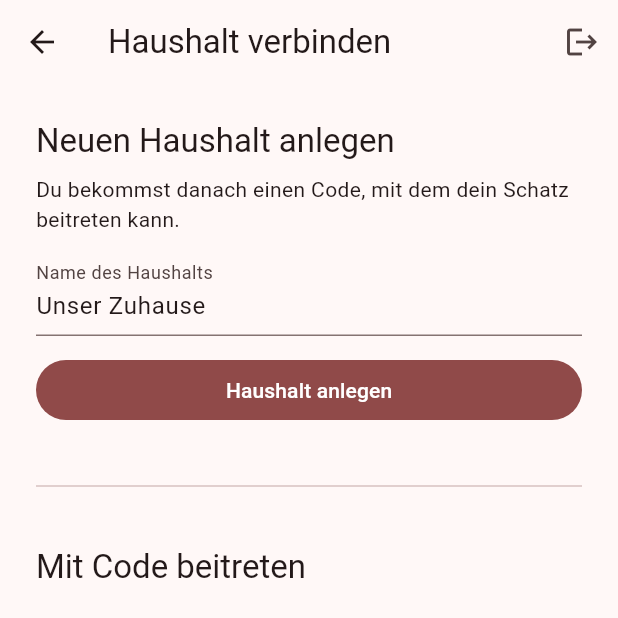
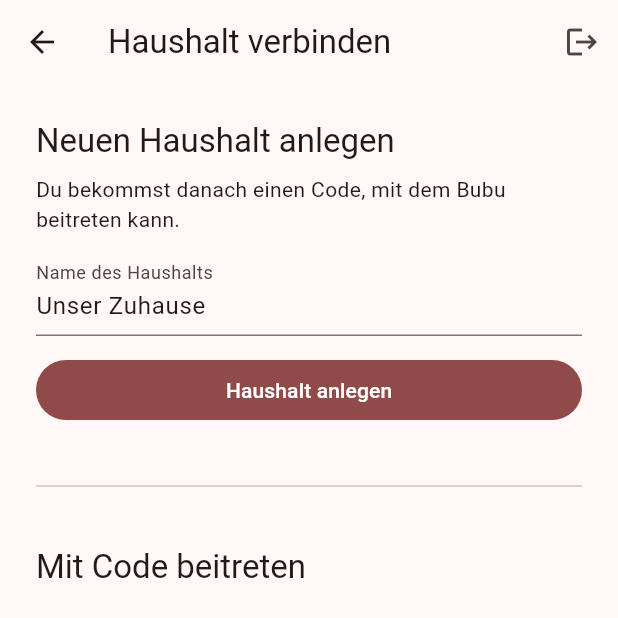
Before and after one commit to TEE800/bubududu, a Flutter app: the HouseholdSetupScreen screen opened directly, on a phone screen of 412 x 824 dp, the top half of it. Run offline on Flutter 3.47's test engine with Material 3 defaults, Android fonts, the phone set to English and light mode, and no system bars; our stand-ins replace cloud_firestore, firebase_auth, firebase_core, flutter_riverpod; accounts and stored records are empty.

Commit message:
Bubu statt Schatz in der App (#2)
Claude-Session: https://claude.ai/code/session_01Dbigia5DHwRQmwP5c4kfkk

Co-authored-by: Claude <noreply@anthropic.com>

```diff
--- a/lib/screens/household_screen.dart
+++ b/lib/screens/household_screen.dart
@@ -34,7 +34,7 @@ class HouseholdScreen extends ConsumerWidget {
               const SizedBox(height: 16),
               Card(
                 child: ListTile(
-                  title: const Text('Einladungscode für deinen Schatz'),
+                  title: const Text('Einladungscode für Bubu'),
                   subtitle: Text(
                     h.inviteCode,
                     style: Theme.of(context).textTheme.headlineMedium,
--- a/lib/screens/household_setup_screen.dart
+++ b/lib/screens/household_setup_screen.dart
@@ -71,7 +71,7 @@ class _HouseholdSetupScreenState extends ConsumerState<HouseholdSetupScreen> {
           Text('Neuen Haushalt anlegen', style: textTheme.titleLarge),
           const SizedBox(height: 8),
           const Text(
-            'Du bekommst danach einen Code, mit dem dein Schatz beitreten kann.',
+            'Du bekommst danach einen Code, mit dem Bubu beitreten kann.',
           ),
           const SizedBox(height: 12),
           TextField(
```
